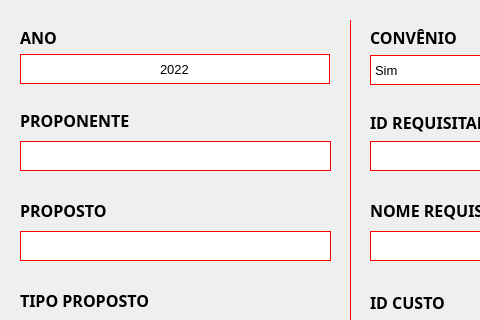
Tsuda12/Senai_Crud-Worksheet, file janelasui/criar.ui: the form before one commit; both pictures show x 0 to 480 and y 0 to 320 of the 700 by 700 pixel window.
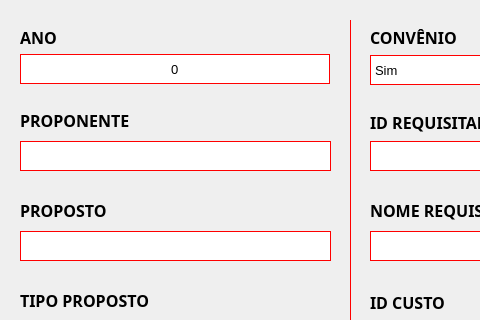
The form after the commit. Icons and pictures are not drawn.

```diff
--- a/janelasui/criar.ui
+++ b/janelasui/criar.ui
@@ -114,7 +114,7 @@
        <number>2030</number>
       </property>
       <property name="value">
-       <number>2022</number>
+       <number>0</number>
       </property>
      </widget>
     </item>
```
Left out of the diff: 3 changed lines with no effect on the pictures.
